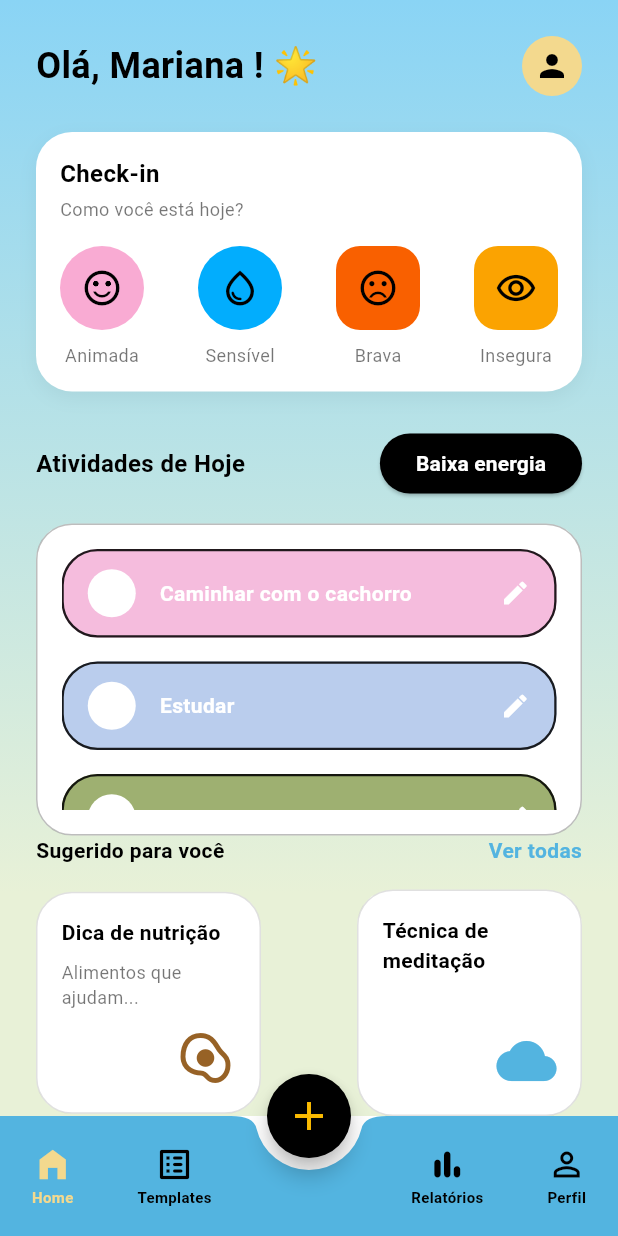
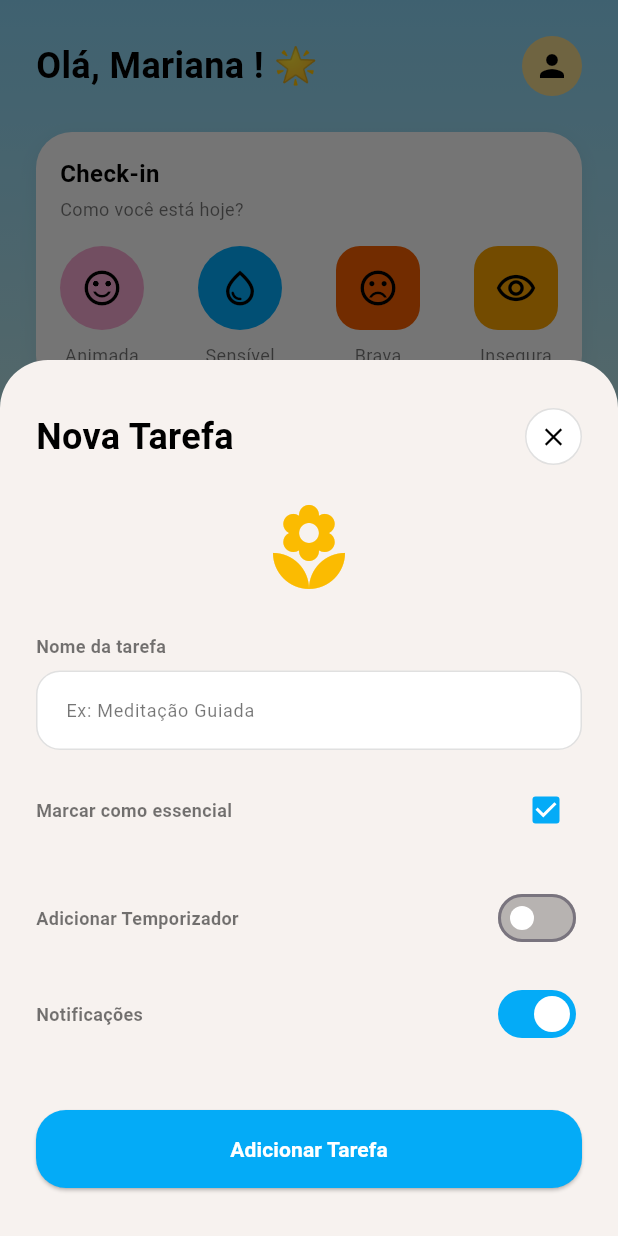
Before and after one commit to larasdiniz/health_routine, a Flutter app: the screen it shows after launch, after a tap on the "add" icon, on a phone screen of 412 x 824 dp. Run offline on Flutter 3.47's test engine with Material 3 defaults, Android fonts, the phone set to English and light mode, and no system bars; our stand-ins replace equatable, flutter_bloc, google_fonts.

Commit message:
feat(tasks): cria tela para criar uma nova task

```diff
--- a/lib/features/main_navigation/presentation/pages/main_page.dart
+++ b/lib/features/main_navigation/presentation/pages/main_page.dart
@@ -1,6 +1,7 @@
 import 'package:flutter/material.dart';
 import '../../../../core/theme/app_colors.dart';
 import 'package:health_routine/features/hoje/presentation/pages/hoje_page.dart';
+import 'package:health_routine/features/tasks/presentation/widgets/nova_tarefa_modal.dart';
 
 class MainPage extends StatefulWidget {
   const MainPage({super.key});
@@ -33,7 +34,19 @@ class _MainPageState extends State<MainPage> {
       // O Botão Flutuante (O "+" preto e amarelo)
       floatingActionButton: FloatingActionButton(
         onPressed: () {
-          // Aqui depois vamos abrir aquele Modal lindão de "Nova Tarefa"
+          // Faz o modal subir de baixo para cima!
+          showModalBottomSheet(
+            context: context,
+            isScrollControlled: true, // Permite que o modal ocupe mais espaço se o teclado abrir
+            backgroundColor: Colors.transparent, // Deixa a cor de fundo por conta do Container do Modal
+            builder: (context) {
+              return Padding(
+                // Esse padding empurra o modal para cima quando o teclado aparece
+                padding: EdgeInsets.only(bottom: MediaQuery.of(context).viewInsets.bottom),
+                child: const NovaTarefaModal(),
+              );
+            },
+          );
         },
         backgroundColor: AppColors.black,
         shape: const CircleBorder(), // Força ele a ser redondinho
--- /dev/null
+++ b/lib/features/tasks/presentation/widgets/nova_tarefa_modal.dart
@@ -0,0 +1,157 @@
+import 'package:flutter/material.dart';
+import '../../../../core/theme/app_colors.dart';
+import '../../../../core/theme/app_text_styles.dart';
+
+class NovaTarefaModal extends StatefulWidget {
+  const NovaTarefaModal({super.key});
+
+  @override
+  State<NovaTarefaModal> createState() => _NovaTarefaModalState();
+}
+
+class _NovaTarefaModalState extends State<NovaTarefaModal> {
+  bool _isEssencial = true;
+  bool _hasTimer = false;
+  bool _hasNotifications = true;
+
+  @override
+  Widget build(BuildContext context) {
+    // Usamos um container com a cor de fundo específica do Figma
+    return Container(
+      decoration: const BoxDecoration(
+        color: AppColors.backgroundOffWhite,
+        borderRadius: BorderRadius.vertical(top: Radius.circular(32)),
+      ),
+      padding: const EdgeInsets.symmetric(horizontal: 24, vertical: 32),
+      // O Wrap faz o modal se adaptar ao tamanho do conteúdo
+      child: Wrap(
+        children: [
+          Column(
+            crossAxisAlignment: CrossAxisAlignment.start,
+            children: [
+              // Cabeçalho com o título e o botão de fechar (X)
+              Row(
+                mainAxisAlignment: MainAxisAlignment.spaceBetween,
+                children: [
+                  Text('Nova Tarefa', style: AppTextStyles.heading1),
+                  GestureDetector(
+                    onTap: () => Navigator.pop(context),
+                    child: Container(
+                      padding: const EdgeInsets.all(8),
+                      decoration: BoxDecoration(
+                        color: AppColors.white,
+                        shape: BoxShape.circle,
+                        border: Border.all(color: Colors.black12),
+                      ),
+                      child: const Icon(Icons.close, color: AppColors.black, size: 20),
+                    ),
+                  ),
+                ],
+              ),
+              const SizedBox(height: 24),
+
+              // Mascote da flor amarela centralizado
+              Center(
+                child: Icon(
+                  Icons.local_florist, // Ícone provisório da florzinha
+                  color: AppColors.starYellow,
+                  size: 64,
+                ),
+              ),
+              const SizedBox(height: 24),
+
+              // Input: Nome da tarefa
+              Text('Nome da tarefa', style: AppTextStyles.bodySmall.copyWith(fontWeight: FontWeight.bold)),
+              const SizedBox(height: 8),
+              TextField(
+                decoration: InputDecoration(
+                  hintText: 'Ex: Meditação Guiada',
+                  hintStyle: AppTextStyles.bodySmall,
+                  filled: true,
+                  fillColor: AppColors.white,
+                  contentPadding: const EdgeInsets.symmetric(horizontal: 16, vertical: 16),
+                  border: OutlineInputBorder(
+                    borderRadius: BorderRadius.circular(16),
+                    borderSide: const BorderSide(color: Colors.black12),
+                  ),
+                  enabledBorder: OutlineInputBorder(
+                    borderRadius: BorderRadius.circular(16),
+                    borderSide: const BorderSide(color: Colors.black12),
+                  ),
+                  focusedBorder: OutlineInputBorder(
+                    borderRadius: BorderRadius.circular(16),
+                    borderSide: const BorderSide(color: AppColors.activityBlue, width: 2),
+                  ),
+                ),
+              ),
+              const SizedBox(height: 16),
+
+              // Checkbox: Marcar como essencial
+              Row(
+                mainAxisAlignment: MainAxisAlignment.spaceBetween,
+                children: [
+                  Text('Marcar como essencial', style: AppTextStyles.bodySmall.copyWith(fontWeight: FontWeight.bold)),
+                  Checkbox(
+                    value: _isEssencial,
+                    activeColor: AppColors.blueVariant,
+                    onChanged: (value) {
+                      setState(() {
+                        _isEssencial = value ?? false;
+                      });
+                    },
+                  ),
+                ],
+              ),
+              const SizedBox(height: 16),
+
+              // Switches: Temporizador e Notificações
+              _buildSwitchOption('Adicionar Temporizador', _hasTimer, (val) => setState(() => _hasTimer = val)),
+              _buildSwitchOption('Notificações', _hasNotifications, (val) => setState(() => _hasNotifications = val)),
+              const SizedBox(height: 32),
+
+              // Botão Adicionar Tarefa
+              SizedBox(
+                width: double.infinity,
+                child: ElevatedButton(
+                  style: ElevatedButton.styleFrom(
+                    backgroundColor: AppColors.blueVariant,
+                    padding: const EdgeInsets.symmetric(vertical: 16),
+                    shape: RoundedRectangleBorder(
+                      borderRadius: BorderRadius.circular(20),
+                    ),
+                  ),
+                  onPressed: () {
+                    // Lógica para salvar a tarefa entrará aqui
+                    Navigator.pop(context);
+                  },
+                  child: Text('Adicionar Tarefa', style: AppTextStyles.bodyBold),
+                ),
+              ),
+            ],
+          ),
+        ],
+      ),
+    );
+  }
+
+  // Componente auxiliar para os interruptores ficarem padronizados
+  Widget _buildSwitchOption(String title, bool value, Function(bool) onChanged) {
+    return Padding(
+      padding: const EdgeInsets.symmetric(vertical: 8.0),
+      child: Row(
+        mainAxisAlignment: MainAxisAlignment.spaceBetween,
+        children: [
+          Text(title, style: AppTextStyles.bodySmall.copyWith(fontWeight: FontWeight.bold)),
+          Switch(
+            value: value,
+            activeColor: AppColors.white,
+            activeTrackColor: AppColors.blueVariant,
+            inactiveThumbColor: AppColors.white,
+            inactiveTrackColor: Colors.black26,
+            onChanged: onChanged,
+          ),
+        ],
+      ),
+    );
+  }
+}
```
